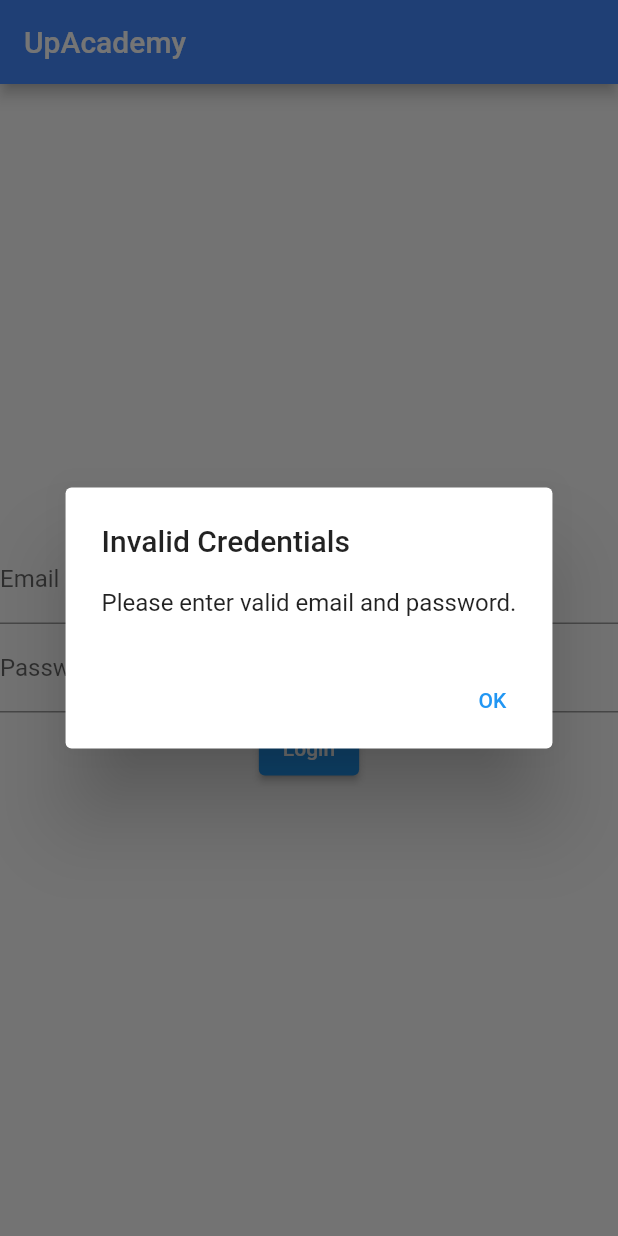
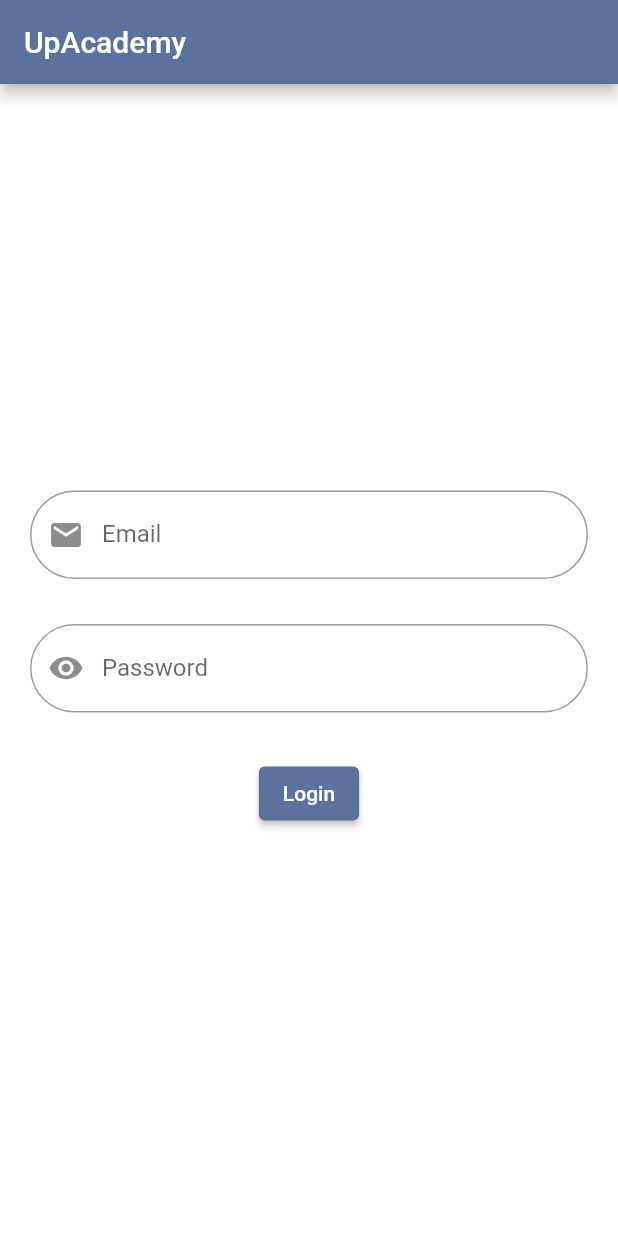
Before and after one commit to mennafarag1/up_academy_flutter_tasks, a Flutter app: the screen it shows after launch, after a tap on "Login", on a phone screen of 412 x 824 dp. Run offline on Flutter 3.47's test engine with Material 2 defaults, Android fonts, the light colour scheme and no system bars.

Commit message:
INTERACTIVE_WIDGETS

```diff
--- a/interactive_widgets/lib/main.dart
+++ b/interactive_widgets/lib/main.dart
@@ -8,6 +8,7 @@ class MyApp extends StatelessWidget {
   @override
   Widget build(BuildContext context) {
     return MaterialApp(
+      debugShowCheckedModeBanner: false,
       title: 'Login Screen',
       home: LoginScreen(),
     );
@@ -28,42 +29,72 @@ class LoginScreen extends StatelessWidget {
   @override
   Widget build(BuildContext context) {
     return Scaffold(
+      backgroundColor: Colors.white,
       appBar: AppBar(
-        title: Text('UpAcademy'),
-        backgroundColor: Colors.blueAccent,
+
+        title: const Text('UpAcademy'),
+        backgroundColor: const Color.fromARGB(255, 91, 115, 156),
       ),
-      body: Column(
+
+      body: Padding(
+        padding: const EdgeInsets.all(20),
+        child: Column(
           mainAxisAlignment: MainAxisAlignment.center,
           children: [
+
             TextField(
+
               controller: emailController,
               decoration: InputDecoration(
+                hintText: "Enter your email",
                 labelText: 'Email',
+                prefixIcon: const Icon(Icons.email),
+                border: OutlineInputBorder(
+                  borderRadius: BorderRadius.circular(30),
+
                 ),
               ),
+            ),
+            const SizedBox(
+              height: 30,
+            ),
+
             TextField(
               controller: passwordController,
+
               decoration: InputDecoration(
+                hintText: "Enter your password",
                 labelText: 'Password',
+                prefixIcon: const Icon(Icons.remove_red_eye),
+                border: OutlineInputBorder(
+                  borderRadius: BorderRadius.circular(30),
+
+
                 ),
               ),
+            ),
+            const SizedBox(
+              height: 30,
+            ),
             ElevatedButton(
+
               onPressed: () {
                 String email = emailController.text;
                 String password = passwordController.text;
 
+
                 if (email == 'flutter@gmail.com' && password == 'upacademy') {
                   navigateToBusinessCardScreen(context);
                 } else {
-                showDialog(
+                  (
                     context: context,
                     builder: (context) {
                       return AlertDialog(
-                      title: Text('Invalid Credentials'),
-                      content: Text('Please enter valid email and password.'),
+                        title: const Text('Invalid Credentials'),
+                        content: const Text('Please enter valid email and password.'),
                         actions: [
                           TextButton(
-                          child: Text('OK'),
+                            child: const Text('OK'),
                             onPressed: () {
                               Navigator.of(context).pop();
                             },
@@ -75,11 +106,12 @@ class LoginScreen extends StatelessWidget {
                 }
               },
               style: ButtonStyle(
-              backgroundColor: MaterialStateProperty.all<Color>(Colors.blue),
+                backgroundColor: MaterialStateProperty.all<Color>(const Color.fromARGB(255, 91, 115, 156)),
               ),
-            child: Text('Login'),
+              child: const Text('Login'),
             ),
           ],
+        ),
       ),
     );
   }
@@ -90,42 +122,44 @@ class BusinessCardScreen extends StatelessWidget {
   Widget build(BuildContext context) {
 
     return Scaffold(
-      backgroundColor: Color(0xffccae6b),
+      backgroundColor: const Color(0xffccae6b),
       appBar: AppBar(
-        backgroundColor: Color(0xffccae6b),
+        backgroundColor: const Color(0xffccae6b),
 
-        title: Text('Business Card'),
+        title: const Text('Business Card'),
 
       ),
+
       body: Column(
+        mainAxisAlignment: MainAxisAlignment.center,
         children: [
-          CircleAvatar(
+          const CircleAvatar(
             radius: 120,
             backgroundImage: AssetImage('image/menna.jpeg'),
           ),
-          Text(
+          const Text(
             'Menna Ahmed',
             style: TextStyle(
-              color: Colors.black,
+              color: Colors.white,
               fontSize: 32,
               fontWeight: FontWeight.bold,
             ),
           ),
-          Text(
+          const Text(
             'Software Engineer',
             style: TextStyle(
-              color: Colors.black,
+              color: Colors.white,
               fontSize: 32,
               fontWeight: FontWeight.bold,
             ),
           ),
-          SizedBox(height: 50),
+          const SizedBox(height: 20),
           Container(
-           margin: EdgeInsets.all(20),
-           padding: EdgeInsets.all(10),
+           margin: const EdgeInsets.symmetric(horizontal: 10.0, vertical: 10.0),
+           padding: const EdgeInsets.symmetric(horizontal: 10.0, vertical: 10.0),
             color: Colors.white,
 
-            child: Row(
+            child: const Row(
               children: [
                  SizedBox(width: 20),
                 Icon(
@@ -134,7 +168,6 @@ class BusinessCardScreen extends StatelessWidget {
                   color: Color(0xFF2B475E),
                 ),
                 SizedBox(width: 20),
-
                 Text(
                   '01100812422',
                   style: TextStyle(fontSize: 24),
@@ -143,12 +176,12 @@ class BusinessCardScreen extends StatelessWidget {
               ],
             ),
           ),
-          SizedBox(height: 20),
+          const SizedBox(height: 20),
           Container(
-           margin: EdgeInsets.all(20),
-          padding: EdgeInsets.all(10),
+           margin: const EdgeInsets.symmetric(horizontal: 10.0, vertical: 10.0),
+          padding: const EdgeInsets.symmetric(horizontal: 10.0, vertical: 10.0),
             color: Colors.white,
-            child: Row(
+            child: const Row(
               children: [
                  SizedBox(width: 20),
                 Icon(
@@ -158,7 +191,7 @@ class BusinessCardScreen extends StatelessWidget {
                 ),
                 SizedBox(width: 20),
                 Text(
-                  'menna.a.afarag@gmail.com',
+                  'menna.farag@gmail.com',
                   style: TextStyle(fontSize: 24),
                 ),
                 Spacer(flex: 2),
```
Lines whose indentation alone changed are shown as unchanged.
